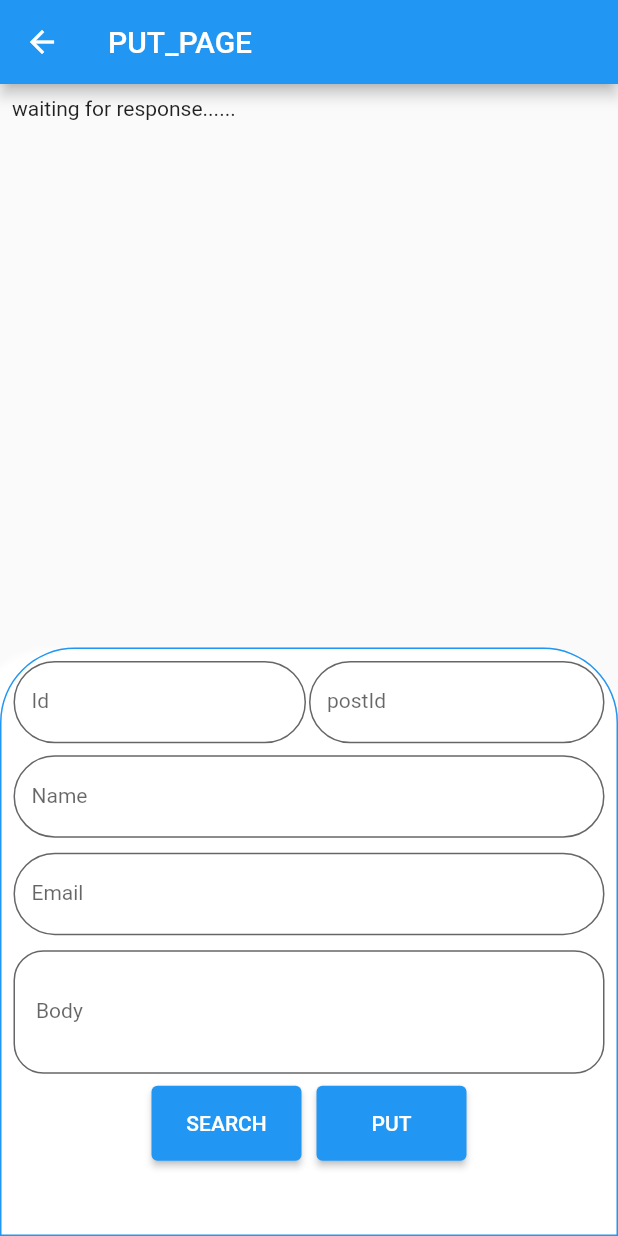
After one commit to ilham-zukri/consume_api, a Flutter app: the PutPage screen opened directly, on a phone screen of 412 x 824 dp. The commit adds this screen. Run offline on Flutter 3.47's test engine with Material 2 defaults, Android fonts, the phone set to English and light mode, and no system bars; our stand-ins replace dio; Roboto replaces fonts that are missing (Poppins).

Commit message:
Adding PUT page and PUT method

```diff
--- /dev/null
+++ b/lib/put_page.dart
@@ -0,0 +1,221 @@
+import 'package:consume_api/comment.dart';
+import 'package:consume_api/services.dart';
+import 'package:flutter/material.dart';
+import 'comment_card.dart';
+
+class PutPage extends StatefulWidget {
+  const PutPage({Key? key}) : super(key: key);
+
+  @override
+  State<PutPage> createState() => _PutPageState();
+}
+
+class _PutPageState extends State<PutPage> {
+  TextEditingController postIdController = TextEditingController();
+  TextEditingController nameController = TextEditingController();
+  TextEditingController emailController = TextEditingController();
+  TextEditingController bodyController = TextEditingController();
+  TextEditingController idController = TextEditingController();
+  Comment? comment;
+
+  void clearInput() {
+    postIdController.clear();
+    nameController.clear();
+    emailController.clear();
+    bodyController.clear();
+  }
+
+  @override
+  Widget build(BuildContext context) {
+    var size = MediaQuery.of(context).size;
+    var height = size.height;
+    return Scaffold(
+      appBar: AppBar(
+        title: Text('PUT_PAGE'),
+      ),
+      body: Stack(
+        children: [
+          Padding(
+            padding: EdgeInsets.all(8.0),
+            child: (comment != null)
+                ? CommentCard(comment: comment!)
+                : const Text('waiting for response......'),
+          ),
+          Column(
+            mainAxisAlignment: MainAxisAlignment.end,
+            children: [
+              Container(
+                height: height / 2.1,
+                decoration: BoxDecoration(
+                  color: Colors.white,
+                  boxShadow: [
+                    BoxShadow(color: Colors.grey.withOpacity(0.3)),
+                    BoxShadow(
+                        color: Colors.white.withOpacity(1),
+                        spreadRadius: -2,
+                        offset: const Offset(-20, 0),
+                        blurRadius: 3),
+                  ],
+                  border: Border.all(color: Colors.blue),
+                  borderRadius: const BorderRadius.only(
+                    topRight: Radius.circular(50),
+                    topLeft: Radius.circular(50),
+                  ),
+                ),
+                child: Padding(
+                  padding: const EdgeInsets.all(8.0),
+                  child: Column(
+                    children: [
+                      Row(
+                        children: [
+                          Flexible(
+                            flex: 1,
+                            child: Container(
+                              margin: EdgeInsets.only(right: 2),
+                              height: height / 15,
+                              child: TextField(
+                                controller: idController,
+                                textAlign: TextAlign.center,
+                                decoration: InputDecoration(
+                                  filled: true,
+                                  fillColor: Colors.white,
+                                  border: OutlineInputBorder(
+                                    borderRadius: BorderRadius.circular(50),
+                                  ),
+                                  labelText: 'Id',
+                                  labelStyle: const TextStyle(
+                                    fontFamily: 'Poppins',
+                                    fontSize: 14,
+                                  ),
+                                ),
+                              ),
+                            ),
+                          ),
+                          Flexible(
+                            flex: 1,
+                            child: SizedBox(
+                              height: height / 15,
+                              child: TextField(
+                                controller: postIdController,
+                                textAlign: TextAlign.center,
+                                decoration: InputDecoration(
+                                  filled: true,
+                                  fillColor: Colors.white,
+                                  border: OutlineInputBorder(
+                                    borderRadius: BorderRadius.circular(50),
+                                  ),
+                                  labelText: 'postId',
+                                  labelStyle: const TextStyle(
+                                    fontFamily: 'Poppins',
+                                    fontSize: 14,
+                                  ),
+                                ),
+                              ),
+                            ),
+                          ),
+                        ],
+                      ),
+                      Container(
+                        height: height / 15,
+                        margin: EdgeInsets.only(top: 8, bottom: 8),
+                        child: TextField(
+                          controller: nameController,
+                          decoration: InputDecoration(
+                              filled: true,
+                              fillColor: Colors.white,
+                              border: OutlineInputBorder(
+                                  borderRadius: BorderRadius.circular(50)),
+                              labelText: 'Name',
+                              labelStyle: const TextStyle(
+                                  fontFamily: 'Poppins', fontSize: 14)),
+                        ),
+                      ),
+                      Container(
+                        height: height / 15,
+                        margin: EdgeInsets.only(top: 2, bottom: 2),
+                        child: TextField(
+                          controller: emailController,
+                          decoration: InputDecoration(
+                            filled: true,
+                            fillColor: Colors.white,
+                            border: OutlineInputBorder(
+                                borderRadius: BorderRadius.circular(50)),
+                            labelText: 'Email',
+                            labelStyle: const TextStyle(
+                                fontFamily: 'Poppins', fontSize: 14),
+                          ),
+                        ),
+                      ),
+                      Container(
+                        height: height / 10,
+                        margin: EdgeInsets.only(top: 8, bottom: 8),
+                        child: TextField(
+                          maxLines: 200,
+                          keyboardType: TextInputType.multiline,
+                          controller: bodyController,
+                          decoration: InputDecoration(
+                            contentPadding: EdgeInsets.all(15),
+                            filled: true,
+                            fillColor: Colors.white,
+                            labelText: 'Body',
+                            labelStyle: const TextStyle(
+                                fontFamily: 'Poppins', fontSize: 14),
+                            border: OutlineInputBorder(
+                                borderRadius: BorderRadius.circular(20)),
+                          ),
+                        ),
+                      ),
+                      Row(
+                        mainAxisAlignment: MainAxisAlignment.center,
+                        children: [
+                          Container(
+                            margin: EdgeInsets.only(right: 10),
+                            width: 100,
+                            height: 50,
+                            child: ElevatedButton(
+                              onPressed: () async {
+                                Comment? result = await Services.getById(
+                                    int.parse(idController.text));
+                                if (result != null) {
+                                  setState(() {
+                                    comment = result;
+                                  });
+                                }
+                              },
+                              child: Text('SEARCH'),
+                            ),
+                          ),
+                          SizedBox(
+                            width: 100,
+                            height: 50,
+                            child: ElevatedButton(
+                              onPressed: () async {
+                                Comment? result = await Services.putComment(
+                                    int.parse(idController.text),
+                                    int.parse(postIdController.text),
+                                    nameController.text.toString(),
+                                    emailController.text.toString(),
+                                    bodyController.text.toString());
+                                if (result != null) {
+                                  setState(() {
+                                    comment = result;
+                                    clearInput();
+                                  });
+                                }
+                              },
+                              child: Text('PUT'),
+                            ),
+                          ),
+                        ],
+                      ),
+                    ],
+                  ),
+                ),
+              )
+            ],
+          )
+        ],
+      ),
+    );
+  }
+}
--- a/lib/services.dart
+++ b/lib/services.dart
@@ -10,6 +10,7 @@ abstract class Services {
       if (response.statusCode == 200) {
         return Comment(
             id: response.data['id'],
+            postId: response.data['postId'],
             name: response.data['name'],
             email: response.data['email'],
             body: response.data['body']);
@@ -44,15 +45,15 @@ abstract class Services {
     try {
       var response;
       if (name != null) {
-        response = await Dio().patch(path+id.toString(), data: {
+        response = await Dio().patch(path + id.toString(), data: {
           'name': name,
         });
       } else if (email != null) {
-        response = await Dio().patch(path+id.toString(), data: {
+        response = await Dio().patch(path + id.toString(), data: {
           'email': email,
         });
       } else if (body != null) {
-        response = await Dio().patch(path+id.toString(), data: {
+        response = await Dio().patch(path + id.toString(), data: {
           'body': body,
         });
       }
@@ -68,15 +69,40 @@ abstract class Services {
       throw Exception(e.toString());
     }
   }
-  static Future<bool?> deleteComment(int id) async{
-    try{
-      var response = await Dio().delete(path+id.toString());
 
-      if(response.statusCode == 200) {
+  static Future<bool?> deleteComment(int id) async {
+    try {
+      var response = await Dio().delete(path + id.toString());
+
+      if (response.statusCode == 200) {
         return true;
       }
       return false;
-    } catch(e) {
+    } catch (e) {
+      throw Exception(e.toString());
+    }
+  }
+
+  static Future<Comment?> putComment(
+      int id, int postId, String name, String email, String body) async {
+    try {
+      var response = await Dio().put(path + id.toString(), data: {
+        'id': id,
+        'postId': postId,
+        'name': name,
+        'email': email,
+        'body': body
+      });
+      if (response.statusCode == 200) {
+        return Comment(
+            id: response.data['id'],
+            name: response.data['name'],
+            email: response.data['email'],
+            body: response.data['body'],
+            postId: response.data['postId']);
+      }
+      return null;
+    } catch (e) {
       throw Exception(e.toString());
     }
   }
```
